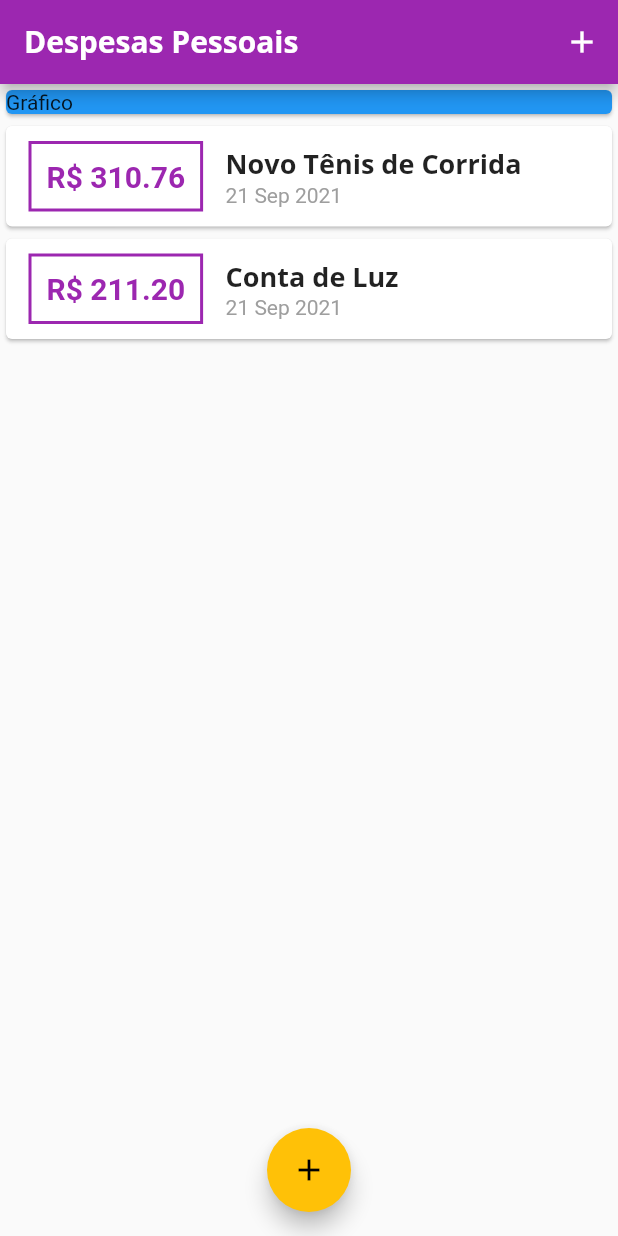
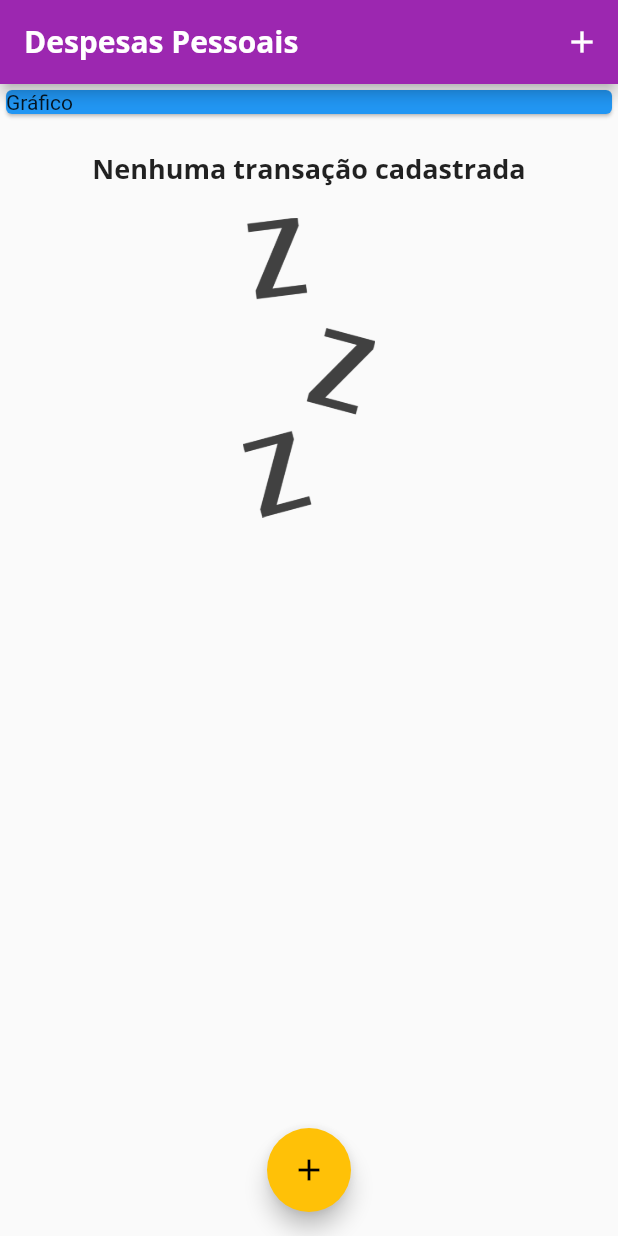
Before and after one commit to huayans/Expenses, a Flutter app: the screen it shows after launch, on a phone screen of 412 x 824 dp. Run offline on Flutter 3.47's test engine with Material 2 defaults, Android fonts, the phone set to English and light mode, and no system bars; missing offline and left inert: dart:ffi.

Commit message:
adição de imagem caso não houver transação

```diff
--- a/lib/components/transaction_list.dart
+++ b/lib/components/transaction_list.dart
@@ -11,7 +11,29 @@ class TransactionList extends StatelessWidget {
   Widget build(BuildContext context) {
     return Container(
       height: 300,
-      child: ListView.builder(
+      child: transactions.isEmpty
+          ? Column(
+              children: [
+                SizedBox(
+                  height: 20,
+                ),
+                Text(
+                  'Nenhuma transação cadastrada',
+                  style: Theme.of(context).textTheme.headline6,
+                ),
+                SizedBox(
+                  height: 20,
+                ),
+                Container(
+                  height: 200,
+                  child: Image.asset(
+                    'assets/images/waiting.png',
+                    fit: BoxFit.cover,
+                  ),
+                )
+              ],
+            )
+          : ListView.builder(
               itemCount: transactions.length,
               itemBuilder: (ctx, index) {
                 final tr = transactions[index];
--- a/lib/main.dart
+++ b/lib/main.dart
@@ -44,8 +44,8 @@ class MyHomePage extends StatefulWidget {
 }
 
 class _MyHomePageState extends State<MyHomePage> {
-  final _transaction = [
-    Transaction(
+  final List<Transaction> _transaction = [
+/*     Transaction(
         id: 't1',
         title: 'Novo Tênis de Corrida',
         value: 310.76,
@@ -55,7 +55,7 @@ class _MyHomePageState extends State<MyHomePage> {
       title: 'Conta de Luz',
       value: 211.20,
       date: DateTime.now(),
-    ),
+    ), */
   ];
 
   _addTransaction(String title, double value) {
--- a/pubspec.yaml
+++ b/pubspec.yaml
@@ -46,9 +46,9 @@ flutter:
   uses-material-design: true
 
   # To add assets to your application, add an assets section, like this:
-  # assets:
-  #   - images/a_dot_burr.jpeg
-  #   - images/a_dot_ham.jpeg
+  assets:
+    - assets/images/waiting.png
+    #- images/a_dot_ham.jpeg
 
   # An image asset can refer to one or more resolution-specific "variants", see
   # https://flutter.dev/assets-and-images/#resolution-aware.
```
Also changed, not shown: assets/images/waiting.png (added). Lines whose indentation alone changed are shown as unchanged.
